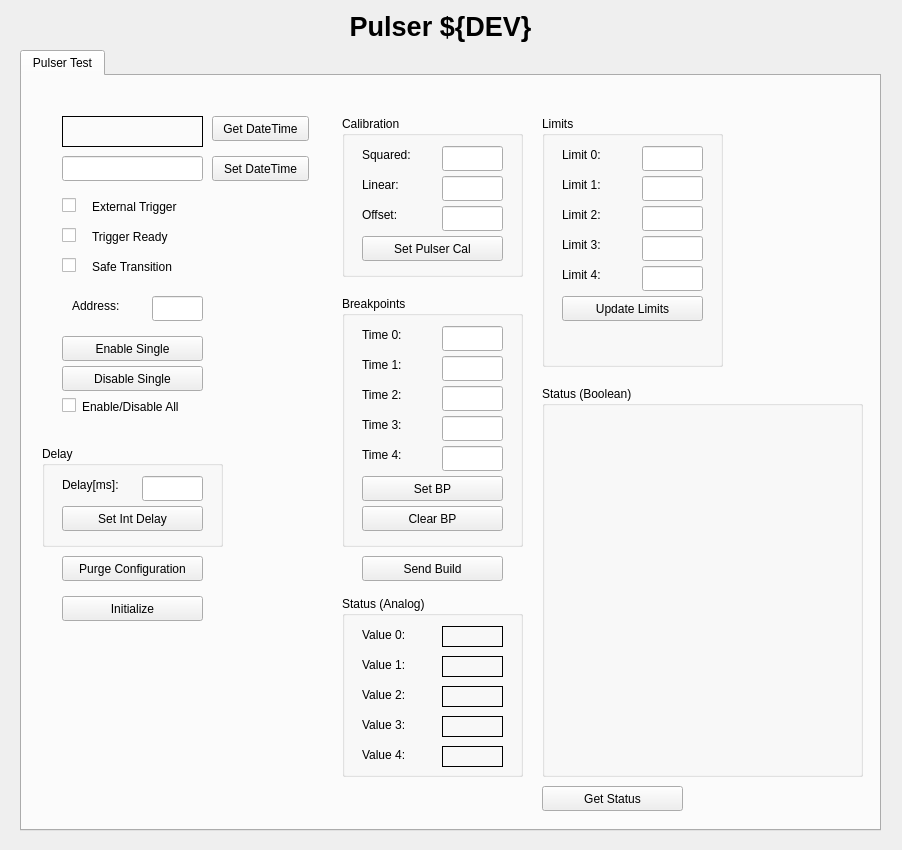
First picture: the form in pulserScreens/ioc-pulser.ui, repository jvamosi-SLAC/ioc-pulser, before the edit.
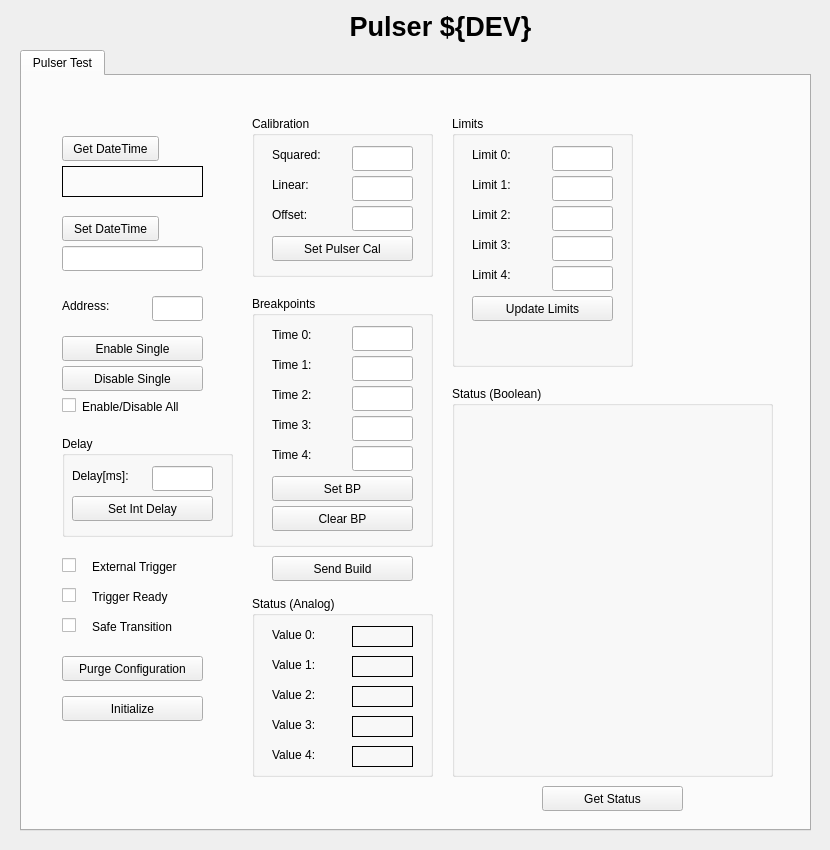
Second picture: the form after the edit. Custom widgets are drawn as their Qt base class.

Diff of the .ui file:
```diff
--- a/pulserScreens/ioc-pulser.ui
+++ b/pulserScreens/ioc-pulser.ui
@@ -9,7 +9,7 @@
    <rect>
     <x>0</x>
     <y>0</y>
-    <width>902</width>
+    <width>830</width>
     <height>850</height>
    </rect>
   </property>
@@ -24,7 +24,7 @@
     <rect>
      <x>20</x>
      <y>50</y>
-     <width>861</width>
+     <width>791</width>
      <height>781</height>
     </rect>
    </property>
@@ -61,8 +61,8 @@
     <widget class="PyDMPushButton" name="PyDMPushButton">
      <property name="geometry">
       <rect>
-       <x>190</x>
-       <y>40</y>
+       <x>40</x>
+       <y>60</y>
        <width>97</width>
        <height>25</height>
       </rect>
@@ -123,7 +123,7 @@
      <property name="geometry">
       <rect>
        <x>40</x>
-       <y>40</y>
+       <y>90</y>
        <width>141</width>
        <height>31</height>
       </rect>
@@ -204,7 +204,7 @@
      <property name="geometry">
       <rect>
        <x>40</x>
-       <y>120</y>
+       <y>480</y>
        <width>24</width>
        <height>18</height>
       </rect>
@@ -229,7 +229,7 @@
      <property name="geometry">
       <rect>
        <x>70</x>
-       <y>120</y>
+       <y>480</y>
        <width>111</width>
        <height>21</height>
       </rect>
@@ -245,7 +245,7 @@
      <property name="geometry">
       <rect>
        <x>40</x>
-       <y>150</y>
+       <y>510</y>
        <width>24</width>
        <height>18</height>
       </rect>
@@ -270,7 +270,7 @@
      <property name="geometry">
       <rect>
        <x>70</x>
-       <y>150</y>
+       <y>510</y>
        <width>99</width>
        <height>21</height>
       </rect>
@@ -286,7 +286,7 @@
      <property name="geometry">
       <rect>
        <x>40</x>
-       <y>180</y>
+       <y>540</y>
        <width>24</width>
        <height>18</height>
       </rect>
@@ -311,7 +311,7 @@
      <property name="geometry">
       <rect>
        <x>70</x>
-       <y>180</y>
+       <y>540</y>
        <width>106</width>
        <height>21</height>
       </rect>
@@ -327,7 +327,7 @@
      <property name="geometry">
       <rect>
        <x>40</x>
-       <y>480</y>
+       <y>580</y>
        <width>141</width>
        <height>25</height>
       </rect>
@@ -382,7 +382,7 @@
      <property name="geometry">
       <rect>
        <x>40</x>
-       <y>520</y>
+       <y>620</y>
        <width>141</width>
        <height>25</height>
       </rect>
@@ -491,9 +491,9 @@
     <widget class="PyDMLabel" name="PyDMLabel_105">
      <property name="geometry">
       <rect>
-       <x>50</x>
+       <x>40</x>
        <y>220</y>
-       <width>71</width>
+       <width>81</width>
        <height>20</height>
       </rect>
      </property>
@@ -562,7 +562,7 @@
     <widget class="PyDMPushButton" name="PyDMPushButton_18">
      <property name="geometry">
       <rect>
-       <x>340</x>
+       <x>250</x>
        <y>480</y>
        <width>141</width>
        <height>25</height>
@@ -651,7 +651,7 @@
     <widget class="QGroupBox" name="groupBox">
      <property name="geometry">
       <rect>
-       <x>320</x>
+       <x>230</x>
        <y>220</y>
        <width>181</width>
        <height>251</height>
@@ -1024,7 +1024,7 @@
     <widget class="QGroupBox" name="groupBox_2">
      <property name="geometry">
       <rect>
-       <x>320</x>
+       <x>230</x>
        <y>40</y>
        <width>181</width>
        <height>161</height>
@@ -1242,9 +1242,9 @@
     <widget class="QGroupBox" name="groupBox_5">
      <property name="geometry">
       <rect>
-       <x>20</x>
-       <y>370</y>
-       <width>181</width>
+       <x>40</x>
+       <y>360</y>
+       <width>171</width>
        <height>101</height>
       </rect>
      </property>
@@ -1254,7 +1254,7 @@
      <widget class="PyDMPushButton" name="PyDMPushButton_19">
       <property name="geometry">
        <rect>
-        <x>20</x>
+        <x>10</x>
         <y>60</y>
         <width>141</width>
         <height>25</height>
@@ -1309,10 +1309,10 @@
      <widget class="PyDMLabel" name="PyDMLabel_106">
       <property name="geometry">
        <rect>
-        <x>20</x>
+        <x>10</x>
         <y>30</y>
-        <width>81</width>
-        <height>17</height>
+        <width>91</width>
+        <height>20</height>
        </rect>
       </property>
       <property name="toolTip">
@@ -1325,7 +1325,7 @@
      <widget class="PyDMLineEdit" name="PyDMLineEdit_3">
       <property name="geometry">
        <rect>
-        <x>100</x>
+        <x>90</x>
         <y>30</y>
         <width>61</width>
         <height>25</height>
@@ -1360,7 +1360,7 @@
     <widget class="QGroupBox" name="groupBox_6">
      <property name="geometry">
       <rect>
-       <x>520</x>
+       <x>430</x>
        <y>40</y>
        <width>181</width>
        <height>251</height>
@@ -1733,7 +1733,7 @@
     <widget class="QGroupBox" name="groupBox_7">
      <property name="geometry">
       <rect>
-       <x>520</x>
+       <x>430</x>
        <y>310</y>
        <width>321</width>
        <height>391</height>
@@ -1972,7 +1972,7 @@
     <widget class="QGroupBox" name="groupBox_8">
      <property name="geometry">
       <rect>
-       <x>320</x>
+       <x>230</x>
        <y>520</y>
        <width>181</width>
        <height>181</height>
@@ -2266,7 +2266,7 @@
      <property name="geometry">
       <rect>
        <x>40</x>
-       <y>80</y>
+       <y>170</y>
        <width>141</width>
        <height>25</height>
       </rect>
@@ -2299,8 +2299,8 @@
     <widget class="PyDMPushButton" name="PyDMPushButton_21">
      <property name="geometry">
       <rect>
-       <x>190</x>
-       <y>80</y>
+       <x>40</x>
+       <y>140</y>
        <width>97</width>
        <height>25</height>
       </rect>
@@ -2357,6 +2357,51 @@
       <bool>false</bool>
      </property>
     </widget>
+    <widget class="PyDMByteIndicator" name="PyDMByteIndicator_4">
+     <property name="geometry">
+      <rect>
+       <x>630</x>
+       <y>60</y>
+       <width>91</width>
+       <height>17</height>
+      </rect>
+     </property>
+     <property name="toolTip">
+      <string/>
+     </property>
+     <property name="alarmSensitiveContent" stdset="0">
+      <bool>false</bool>
+     </property>
+     <property name="alarmSensitiveBorder" stdset="0">
+      <bool>true</bool>
+     </property>
+     <property name="PyDMToolTip" stdset="0">
+      <string/>
+     </property>
+     <property name="channel" stdset="0">
+      <string>ca://${DEV}:COMM</string>
+     </property>
+     <property name="showLabels" stdset="0">
+      <bool>true</bool>
+     </property>
+     <property name="bigEndian" stdset="0">
+      <bool>false</bool>
+     </property>
+     <property name="circles" stdset="0">
+      <bool>false</bool>
+     </property>
+     <property name="numBits" stdset="0">
+      <number>1</number>
+     </property>
+     <property name="shift" stdset="0">
+      <number>0</number>
+     </property>
+     <property name="labels" stdset="0">
+      <stringlist>
+       <string>Connected</string>
+      </stringlist>
+     </property>
+    </widget>
    </widget>
   </widget>
   <widget class="QLabel" name="Tittle">
```
Left out of the diff: 55 changed lines with no effect on the pictures.
